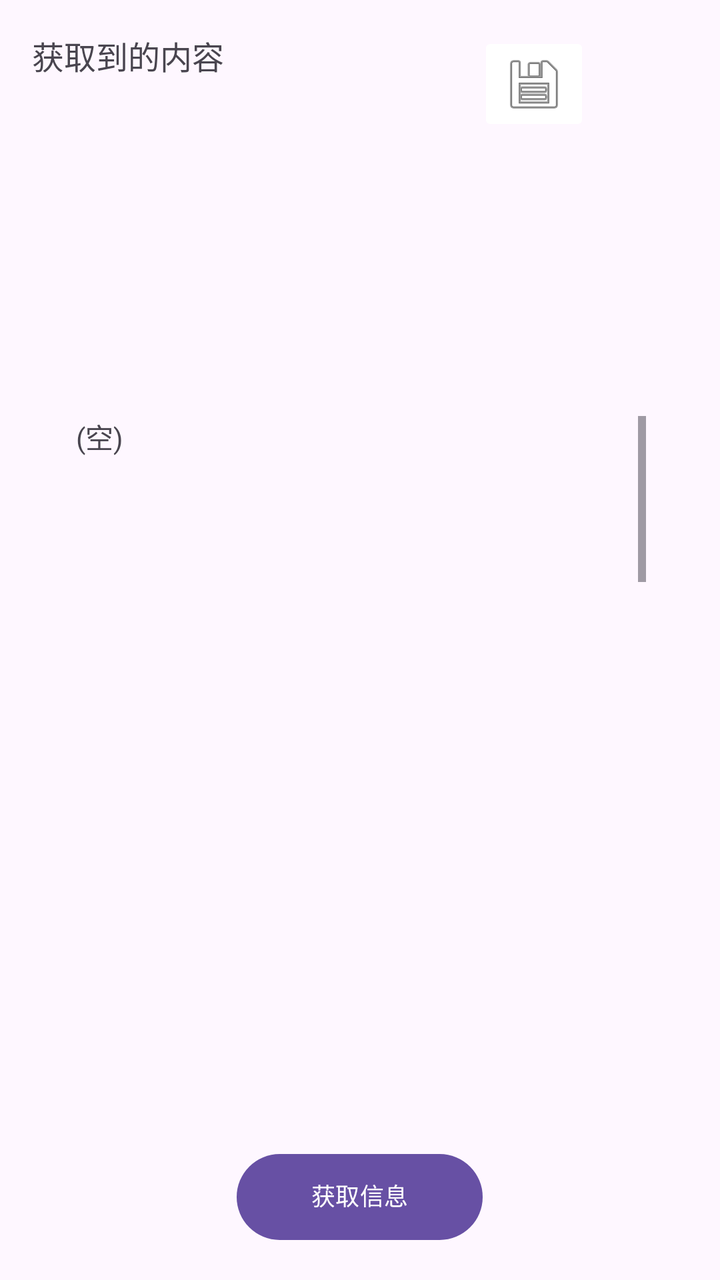
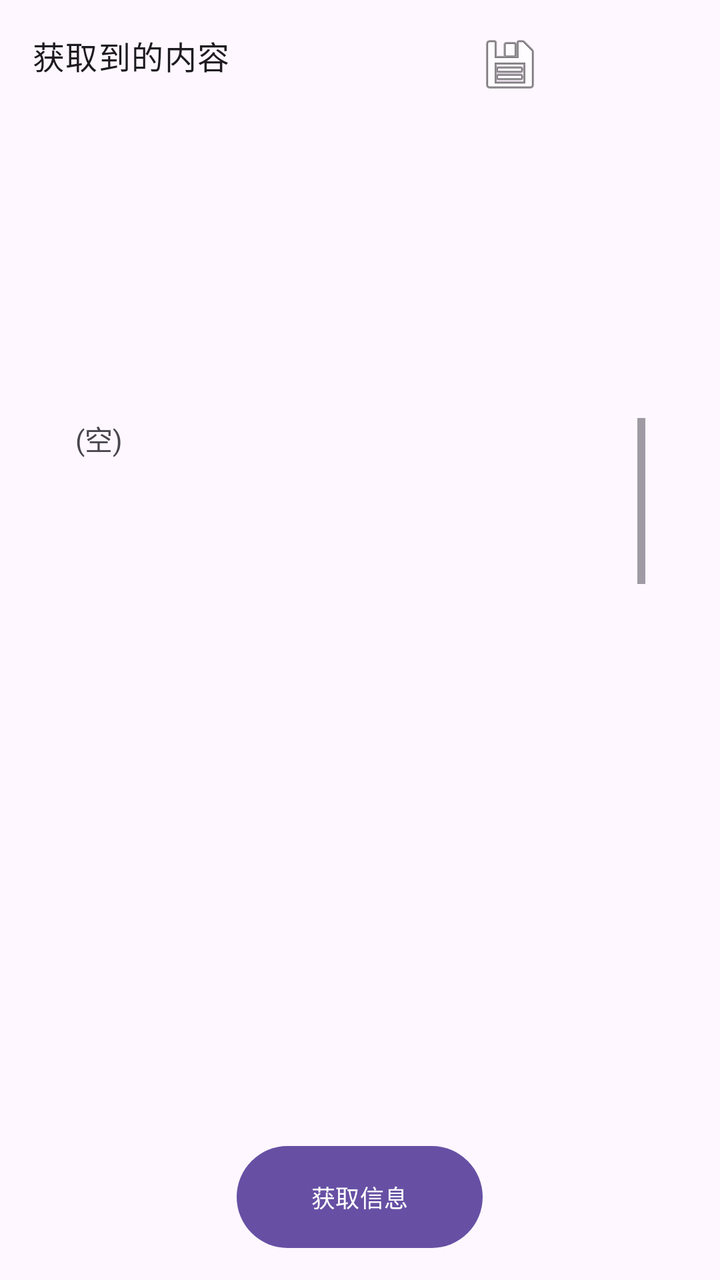

Compare the two renders of this Android layout. The source of the first and the diff that turns it into the second are given below.
<!-- AndroidManifest.xml: application theme Theme.JustNothing -->
<!-- res/layout/activity_get_httpconf.xml -->
<?xml version="1.0" encoding="utf-8"?>
<androidx.constraintlayout.widget.ConstraintLayout xmlns:android="http://schemas.android.com/apk/res/android"
    xmlns:app="http://schemas.android.com/apk/res-auto"
    xmlns:tools="http://schemas.android.com/tools"
    android:layout_width="match_parent"
    android:layout_height="match_parent">

    <Button
        android:id="@+id/button2"
        android:layout_width="123dp"
        android:layout_height="51dp"
        android:layout_marginStart="42dp"
        android:layout_marginTop="128dp"
        android:layout_marginEnd="41dp"
        android:layout_marginBottom="16dp"
        android:paddingLeft="12dp"
        android:paddingTop="4dp"
        android:paddingRight="12dp"
        android:text="@string/http_config_get_content"
        android:textSize="12sp"
        app:layout_constraintBottom_toBottomOf="parent"
        app:layout_constraintEnd_toEndOf="parent"
        app:layout_constraintHorizontal_bias="0.496"
        app:layout_constraintStart_toStartOf="parent"
        app:layout_constraintTop_toTopOf="parent"
        app:layout_constraintVertical_bias="1.0" />

    <TextView
        android:id="@+id/textView"
        android:layout_width="113dp"
        android:layout_height="38dp"
        android:layout_marginStart="4dp"
        android:layout_marginTop="16dp"
        android:layout_marginEnd="84dp"
        android:text="@string/http_config_content_label"
        android:textSize="16sp"
        app:layout_constraintEnd_toEndOf="parent"
        app:layout_constraintHorizontal_bias="0.075"
        app:layout_constraintStart_toStartOf="parent"
        app:layout_constraintTop_toTopOf="parent" />

    <ScrollView
        android:id="@+id/scrollView2"
        android:layout_width="285dp"
        android:layout_height="225dp"
        android:layout_marginStart="18dp"
        android:layout_marginTop="14dp"
        android:layout_marginEnd="17dp"
        app:layout_constraintBottom_toTopOf="@+id/button2"
        app:layout_constraintEnd_toEndOf="parent"
        app:layout_constraintStart_toStartOf="parent"
        app:layout_constraintTop_toBottomOf="@+id/textView">

        <LinearLayout
            android:layout_width="match_parent"
            android:layout_height="wrap_content"
            android:orientation="vertical">

            <LinearLayout
                android:id="@+id/linearlayout"
                android:layout_width="match_parent"
                android:layout_height="609dp"
                android:orientation="horizontal">

                <TextView
                    android:id="@+id/textView5"
                    android:layout_width="wrap_content"
                    android:layout_height="609dp"
                    android:layout_weight="1"
                    android:text="@string/http_config_content_empty" />
            </LinearLayout>
        </LinearLayout>
    </ScrollView>

    <ImageButton
        android:id="@+id/imageButton"
        android:layout_width="wrap_content"
        android:layout_height="wrap_content"
        android:layout_marginStart="110dp"
        android:layout_marginTop="16dp"
        android:layout_marginEnd="28dp"
        android:backgroundTint="#FFFFFF"
        app:layout_constraintBottom_toTopOf="@+id/scrollView2"
        app:layout_constraintEnd_toEndOf="parent"
        app:layout_constraintHorizontal_bias="0.0"
        app:layout_constraintStart_toEndOf="@+id/textView"
        app:layout_constraintTop_toTopOf="parent"
        app:layout_constraintVertical_bias="0.0"
        app:srcCompat="@android:drawable/ic_menu_save" />

</androidx.constraintlayout.widget.ConstraintLayout>
<!-- resources referenced by this layout -->
<resources>
  <string name="http_config_content_empty">(空)</string>
  <string name="http_config_content_label">获取到的内容</string>
  <string name="http_config_get_content">获取信息</string>
  <style name="Theme.JustNothing" parent="Base.Theme.JustNothing" />
  <style name="Base.Theme.JustNothing" parent="Theme.Material3.DayNight.NoActionBar">
          
          
      </style>
</resources>

<!-- the commit's change to res/layout/activity_get_httpconf.xml (unified diff, before → after) -->
@@ -7,17 +7,14 @@
 
     <Button
         android:id="@+id/button2"
+        style="@style/Widget.App.Button.Small"
         android:layout_width="123dp"
         android:layout_height="51dp"
         android:layout_marginStart="42dp"
         android:layout_marginTop="128dp"
         android:layout_marginEnd="41dp"
-        android:layout_marginBottom="16dp"
-        android:paddingLeft="12dp"
-        android:paddingTop="4dp"
-        android:paddingRight="12dp"
+        android:layout_marginBottom="@dimen/spacing_16"
         android:text="@string/http_config_get_content"
-        android:textSize="12sp"
         app:layout_constraintBottom_toBottomOf="parent"
         app:layout_constraintEnd_toEndOf="parent"
         app:layout_constraintHorizontal_bias="0.496"
@@ -29,11 +26,11 @@
         android:id="@+id/textView"
         android:layout_width="113dp"
         android:layout_height="38dp"
-        android:layout_marginStart="4dp"
-        android:layout_marginTop="16dp"
+        android:layout_marginStart="@dimen/spacing_4"
+        android:layout_marginTop="@dimen/spacing_16"
         android:layout_marginEnd="84dp"
         android:text="@string/http_config_content_label"
-        android:textSize="16sp"
+        android:textAppearance="@style/TextAppearance.App.Body"
         app:layout_constraintEnd_toEndOf="parent"
         app:layout_constraintHorizontal_bias="0.075"
         app:layout_constraintStart_toStartOf="parent"
@@ -43,9 +40,9 @@
         android:id="@+id/scrollView2"
         android:layout_width="285dp"
         android:layout_height="225dp"
-        android:layout_marginStart="18dp"
-        android:layout_marginTop="14dp"
-        android:layout_marginEnd="17dp"
+        android:layout_marginStart="@dimen/spacing_16"
+        android:layout_marginTop="@dimen/spacing_16"
+        android:layout_marginEnd="@dimen/spacing_16"
         app:layout_constraintBottom_toTopOf="@+id/button2"
         app:layout_constraintEnd_toEndOf="parent"
         app:layout_constraintStart_toStartOf="parent"
@@ -72,14 +69,15 @@
         </LinearLayout>
     </ScrollView>
 
+    
     <ImageButton
         android:id="@+id/imageButton"
         android:layout_width="wrap_content"
         android:layout_height="wrap_content"
         android:layout_marginStart="110dp"
-        android:layout_marginTop="16dp"
-        android:layout_marginEnd="28dp"
-        android:backgroundTint="#FFFFFF"
+        android:layout_marginTop="@dimen/spacing_16"
+        android:layout_marginEnd="@dimen/spacing_32"
+        android:background="?attr/selectableItemBackgroundBorderless"
         app:layout_constraintBottom_toTopOf="@+id/scrollView2"
         app:layout_constraintEnd_toEndOf="parent"
         app:layout_constraintHorizontal_bias="0.0"
<!-- resource entries referenced after the edit -->
@@ -1,11 +1,23 @@
 <!-- resources referenced by this layout -->
 <resources>
+  <dimen name="spacing_16">16dp</dimen>
+  <dimen name="spacing_32">32dp</dimen>
+  <dimen name="spacing_4">4dp</dimen>
   <string name="http_config_content_empty">(空)</string>
   <string name="http_config_content_label">获取到的内容</string>
   <string name="http_config_get_content">获取信息</string>
+  <style name="TextAppearance.App.Body" parent="TextAppearance.Material3.BodyLarge">
+          <item name="android:textColor">?attr/colorOnSurface</item>
+      </style>
+  <style name="Widget.App.Button.Small" parent="Widget.Material3.Button">
+          <item name="android:textSize">12sp</item>
+          <item name="android:minWidth">0dp</item>
+          <item name="android:minHeight">32dp</item>
+          <item name="android:insetTop">0dp</item>
+          <item name="android:insetBottom">0dp</item>
+      </style>
   <style name="Theme.JustNothing" parent="Base.Theme.JustNothing" />
   <style name="Base.Theme.JustNothing" parent="Theme.Material3.DayNight.NoActionBar">
-          
           
       </style>
 </resources>
